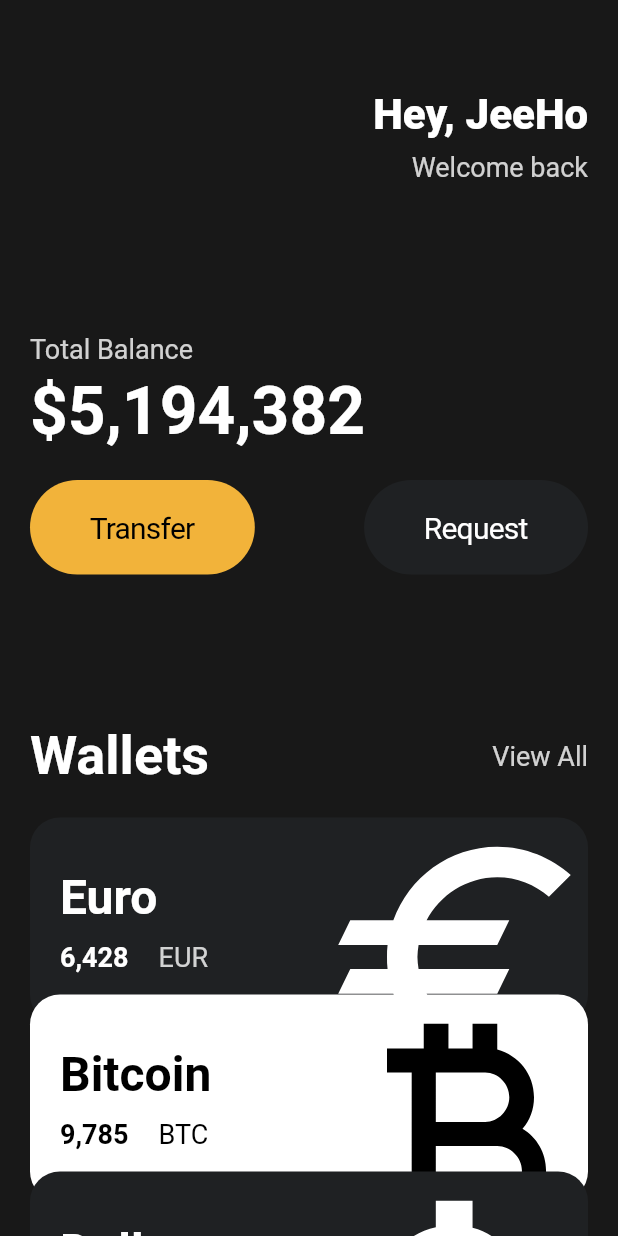
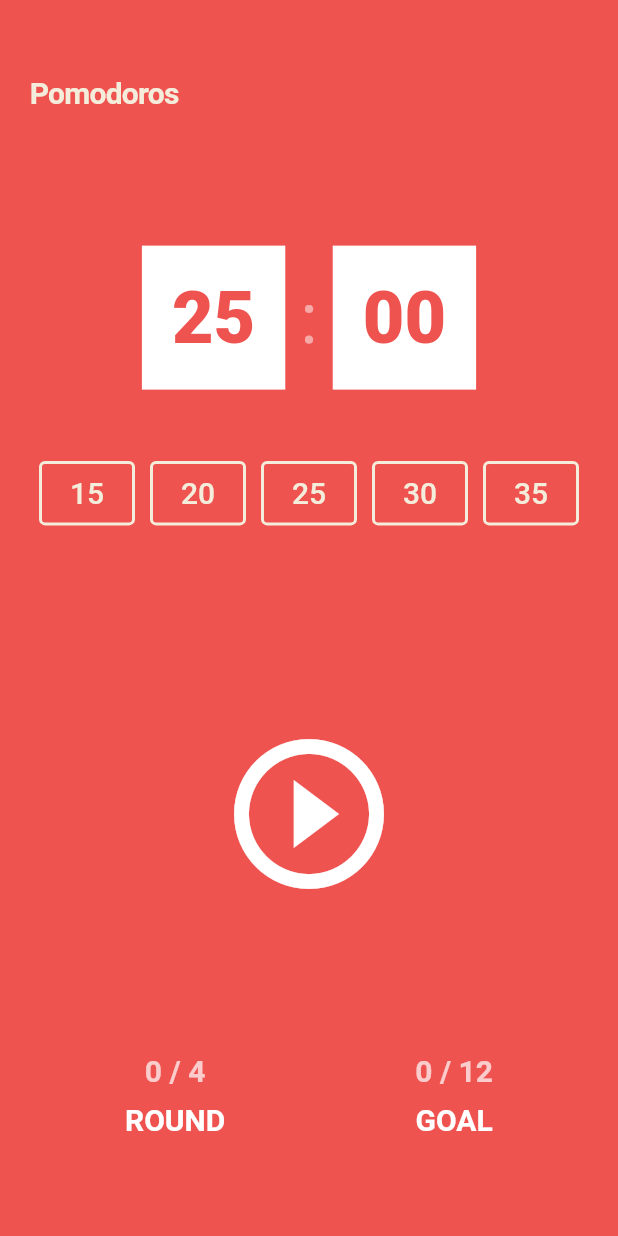
Before and after one commit to frontWeb-dev/flutter, a Flutter app: the screen it shows after launch, on a phone screen of 412 x 824 dp. Run offline on Flutter 3.47's test engine with Material 2 defaults, Android fonts, the phone set to English and light mode, and no system bars.

Commit message:
feat: Pomodoro User Interface

```diff
--- a/lib/main.dart
+++ b/lib/main.dart
@@ -1,5 +1,6 @@
 import 'package:flutter/material.dart';
-import './ui_challenge/ui.dart';
+import 'pomodoro/home.dart';
+// import './ui_challenge/ui.dart';
 
 void main() {
   runApp(const MyApp());
@@ -10,10 +11,20 @@ class MyApp extends StatelessWidget {
 
   @override
   Widget build(BuildContext context) {
-    return const MaterialApp(
-      home: Scaffold(
-        backgroundColor: Color(0xFF181818),
-        body: UI(),
+    return MaterialApp(
+      theme: ThemeData(
+        colorScheme: ColorScheme.fromSwatch(
+          backgroundColor: Colors.red[400],
+        ),
+        textTheme: const TextTheme(
+          displayLarge: TextStyle(
+            color: Color(0xFF232B55),
+          ),
+        ),
+        cardColor: const Color(0xFFF4EDDB),
+      ),
+      home: const Scaffold(
+        body: HomeScreen(),
       ),
     );
   }
--- /dev/null
+++ b/lib/pomodoro/home.dart
@@ -0,0 +1,189 @@
+import 'package:flutter/material.dart';
+
+class HomeScreen extends StatefulWidget {
+  const HomeScreen({super.key});
+
+  @override
+  State<HomeScreen> createState() => _HomeScreenState();
+}
+
+class _HomeScreenState extends State<HomeScreen> {
+  static const times = {
+    '15': 1,
+    '20': 1200,
+    '25': 1500,
+    '30': 1800,
+    '35': 2100
+  };
+
+  @override
+  Widget build(BuildContext context) {
+    return Scaffold(
+      backgroundColor: Theme.of(context).colorScheme.background,
+      body: Padding(
+        padding: const EdgeInsets.symmetric(horizontal: 20),
+        child: Column(
+          crossAxisAlignment: CrossAxisAlignment.start,
+          children: [
+            const SizedBox(height: 50),
+            Text(
+              'Pomodoros',
+              style: TextStyle(
+                  color: Theme.of(context).cardColor,
+                  fontSize: 20,
+                  letterSpacing: -0.5,
+                  fontWeight: FontWeight.w600),
+            ),
+            Flexible(
+              flex: 2,
+              child: Container(
+                alignment: Alignment.bottomCenter,
+                decoration: const BoxDecoration(),
+                child: Column(
+                  mainAxisAlignment: MainAxisAlignment.center,
+                  children: [
+                    Row(
+                      mainAxisAlignment: MainAxisAlignment.center,
+                      children: [
+                        Container(
+                          decoration: const BoxDecoration(color: Colors.white),
+                          padding: const EdgeInsets.all(20),
+                          child: Text(
+                            '25',
+                            style: TextStyle(
+                              color: Theme.of(context).colorScheme.background,
+                              fontSize: 48,
+                              fontWeight: FontWeight.w800,
+                            ),
+                          ),
+                        ),
+                        const SizedBox(width: 10),
+                        Text(
+                          ':',
+                          style: TextStyle(
+                            color: Colors.white.withOpacity(0.5),
+                            fontSize: 48,
+                          ),
+                        ),
+                        const SizedBox(width: 10),
+                        Container(
+                          decoration: const BoxDecoration(color: Colors.white),
+                          padding: const EdgeInsets.all(20),
+                          child: Text(
+                            '00',
+                            style: TextStyle(
+                              color: Theme.of(context).colorScheme.background,
+                              fontSize: 48,
+                              fontWeight: FontWeight.w800,
+                            ),
+                          ),
+                        ),
+                      ],
+                    ),
+                    const SizedBox(height: 40),
+                    SingleChildScrollView(
+                      scrollDirection: Axis.horizontal,
+                      child: Row(
+                        mainAxisAlignment: MainAxisAlignment.center,
+                        children: times.entries.map((time) {
+                          return Padding(
+                            padding: const EdgeInsets.all(5),
+                            child: TextButton(
+                              onPressed: () {},
+                              style: TextButton.styleFrom(
+                                side: BorderSide(
+                                    width: 2.0,
+                                    color: Theme.of(context).cardColor),
+                                padding:
+                                    const EdgeInsets.symmetric(vertical: 10),
+                              ),
+                              child: Text(
+                                time.key,
+                                style: TextStyle(
+                                  color: Theme.of(context).cardColor,
+                                  fontSize: 20,
+                                ),
+                              ),
+                            ),
+                          );
+                        }).toList(),
+                      ),
+                    )
+                  ],
+                ),
+              ),
+            ),
+            Flexible(
+              flex: 1,
+              child: Center(
+                child: IconButton(
+                  iconSize: 120,
+                  icon: const Icon(Icons.play_circle_outline),
+                  color: Colors.white,
+                  onPressed: () {},
+                ),
+              ),
+            ),
+            Flexible(
+              flex: 1,
+              child: Container(
+                decoration: const BoxDecoration(),
+                child: Expanded(
+                  child: Row(
+                    mainAxisAlignment: MainAxisAlignment.spaceAround,
+                    children: [
+                      Column(
+                        mainAxisAlignment: MainAxisAlignment.center,
+                        children: [
+                          Text(
+                            '0 / 4',
+                            style: TextStyle(
+                              color: Colors.white.withOpacity(0.7),
+                              fontSize: 20,
+                              fontWeight: FontWeight.w600,
+                            ),
+                          ),
+                          const SizedBox(height: 10),
+                          const Text(
+                            'ROUND',
+                            style: TextStyle(
+                              color: Colors.white,
+                              fontSize: 20,
+                              fontWeight: FontWeight.w600,
+                            ),
+                          )
+                        ],
+                      ),
+                      Column(
+                        mainAxisAlignment: MainAxisAlignment.center,
+                        children: [
+                          Text(
+                            '0 / 12',
+                            style: TextStyle(
+                              color: Colors.white.withOpacity(0.7),
+                              fontSize: 20,
+                              fontWeight: FontWeight.w600,
+                            ),
+                          ),
+                          const SizedBox(height: 10),
+                          const Text(
+                            'GOAL',
+                            style: TextStyle(
+                              color: Colors.white,
+                              fontSize: 20,
+                              fontWeight: FontWeight.w600,
+                            ),
+                          )
+                        ],
+                      )
+                    ],
+                  ),
+                ),
+              ),
+            ),
+          ],
+        ),
+      ),
+    );
+  }
+}
```
